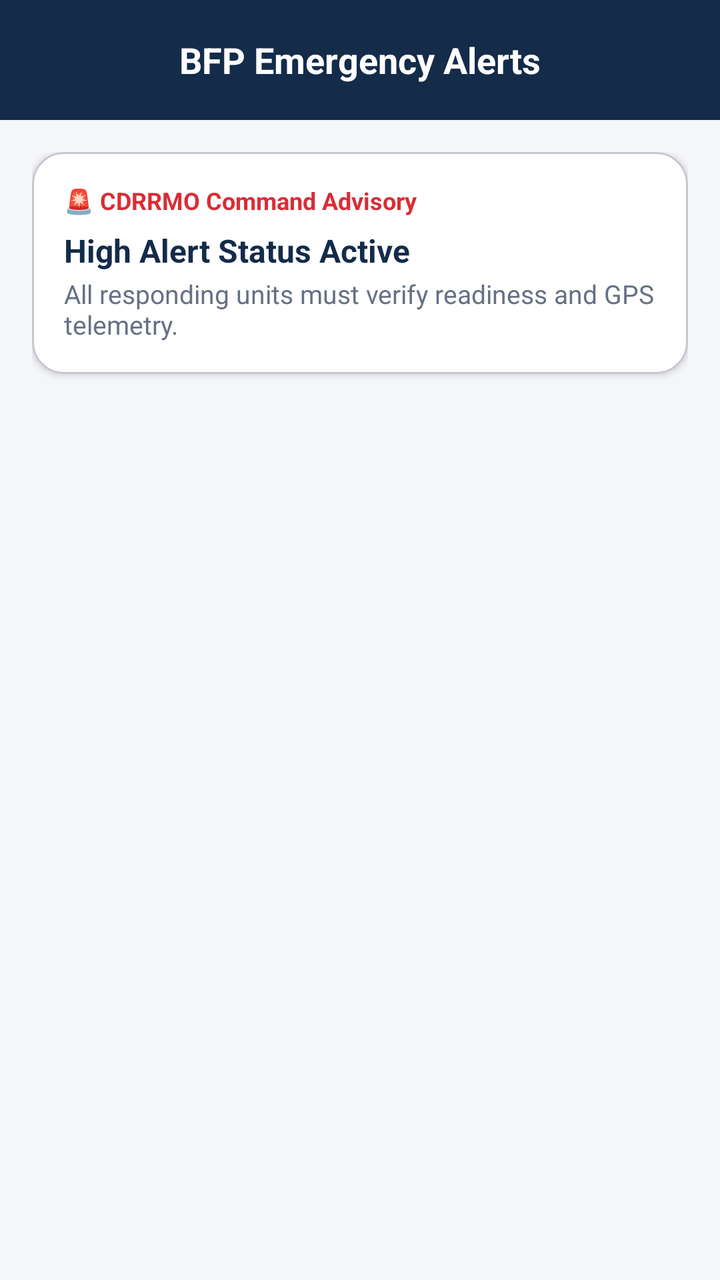
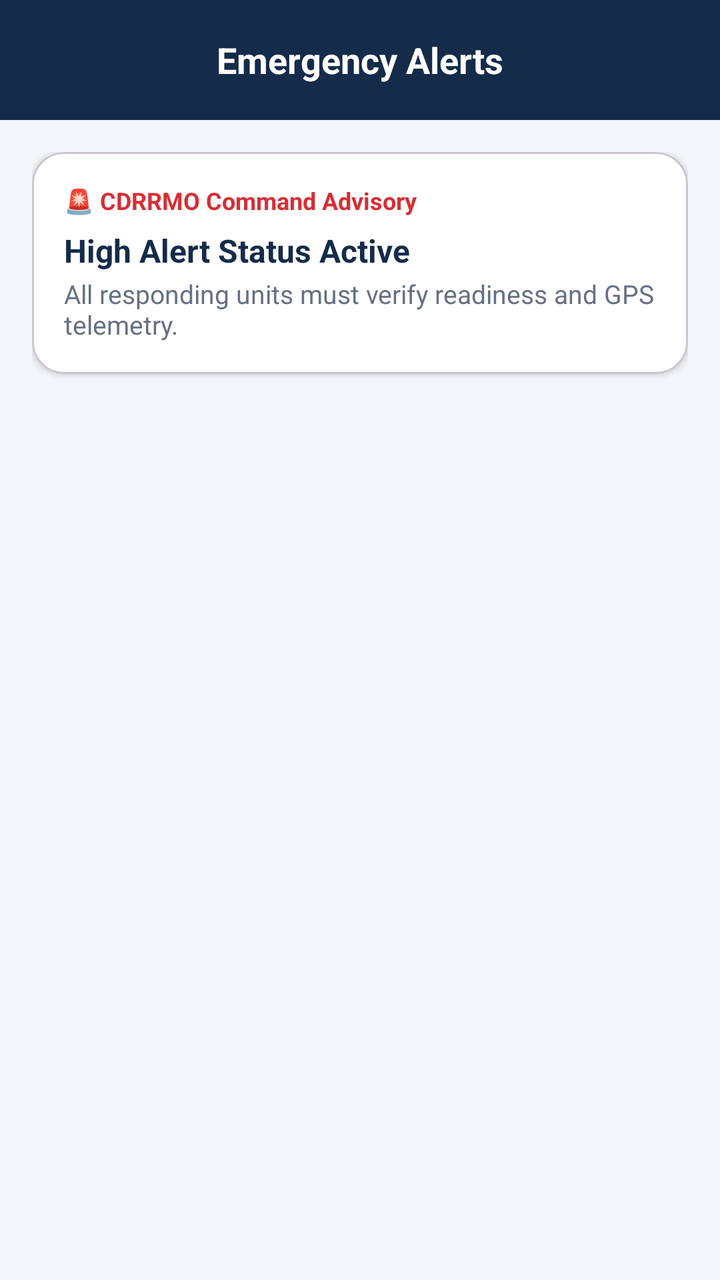

An Android layout rendered at two revisions. The XML below is the earlier revision; the diff shows what the commit changed to produce the second picture.
<!-- AndroidManifest.xml: application theme Theme.ACCIDENTREPORTANDMONITORINGSYSTEM -->
<!-- res/layout/fragment_responder_alerts.xml -->
<?xml version="1.0" encoding="utf-8"?>
<LinearLayout xmlns:android="http://schemas.android.com/apk/res/android"
    xmlns:app="http://schemas.android.com/apk/res-auto"
    android:layout_width="match_parent"
    android:layout_height="match_parent"
    android:background="@color/arms_background"
    android:orientation="vertical">

    
    <RelativeLayout
        android:layout_width="match_parent"
        android:layout_height="60dp"
        android:background="@color/arms_navy"
        android:paddingHorizontal="16dp"
        app:elevation="2dp">

        <TextView
            android:layout_width="wrap_content"
            android:layout_height="wrap_content"
            android:layout_centerInParent="true"
            android:text="BFP Emergency Alerts"
            android:textColor="@color/arms_white"
            android:textSize="18sp"
            android:textStyle="bold" />
    </RelativeLayout>

    <ScrollView
        android:layout_width="match_parent"
        android:layout_height="match_parent"
        android:clipToPadding="false"
        android:fillViewport="true"
        android:padding="16dp">

        <LinearLayout
            android:layout_width="match_parent"
            android:layout_height="wrap_content"
            android:orientation="vertical">

            <com.google.android.material.card.MaterialCardView
                android:layout_width="match_parent"
                android:layout_height="wrap_content"
                android:layout_marginBottom="12dp"
                app:cardBackgroundColor="@color/arms_card_bg"
                app:cardCornerRadius="16dp"
                app:cardElevation="2dp">

                <LinearLayout
                    android:layout_width="match_parent"
                    android:layout_height="wrap_content"
                    android:orientation="vertical"
                    android:padding="16dp">

                    <TextView
                        android:layout_width="wrap_content"
                        android:layout_height="wrap_content"
                        android:text="🚨 CDRRMO Command Advisory"
                        android:textColor="@color/arms_red"
                        android:textSize="12sp"
                        android:textStyle="bold" />

                    <TextView
                        android:layout_width="wrap_content"
                        android:layout_height="wrap_content"
                        android:layout_marginTop="6dp"
                        android:text="High Alert Status Active"
                        android:textColor="@color/arms_navy"
                        android:textSize="16sp"
                        android:textStyle="bold" />

                    <TextView
                        android:layout_width="wrap_content"
                        android:layout_height="wrap_content"
                        android:layout_marginTop="2dp"
                        android:text="All responding units must verify readiness and GPS telemetry."
                        android:textColor="@color/arms_secondary_text"
                        android:textSize="13sp" />
                </LinearLayout>
            </com.google.android.material.card.MaterialCardView>

        </LinearLayout>
    </ScrollView>
</LinearLayout>
<!-- resources referenced by this layout -->
<resources>
  <color name="arms_background">#F4F6F9</color>
  <color name="arms_card_bg">#FFFFFF</color>
  <color name="arms_navy">#142B4A</color>
  <color name="arms_red">#D92D35</color>
  <color name="arms_secondary_text">#667085</color>
  <color name="arms_white">#FFFFFF</color>
  <style name="Theme.ACCIDENTREPORTANDMONITORINGSYSTEM" parent="Base.Theme.ACCIDENTREPORTANDMONITORINGSYSTEM" />
  <style name="Base.Theme.ACCIDENTREPORTANDMONITORINGSYSTEM" parent="Theme.Material3.Light.NoActionBar">
          <item name="colorPrimary">@color/arms_navy</item>
          <item name="colorSecondary">@color/arms_red</item>
          <item name="android:windowBackground">@color/arms_background</item>
      </style>
</resources>

<!-- the commit's change to res/layout/fragment_responder_alerts.xml (unified diff, before → after) -->
@@ -15,10 +15,11 @@
         app:elevation="2dp">
 
         <TextView
+            android:id="@+id/tvResponderAlertsTitle"
             android:layout_width="wrap_content"
             android:layout_height="wrap_content"
             android:layout_centerInParent="true"
-            android:text="BFP Emergency Alerts"
+            android:text="Emergency Alerts"
             android:textColor="@color/arms_white"
             android:textSize="18sp"
             android:textStyle="bold" />
@@ -32,6 +33,7 @@
         android:padding="16dp">
 
         <LinearLayout
+            android:id="@+id/containerResponderAlertsList"
             android:layout_width="match_parent"
             android:layout_height="wrap_content"
             android:orientation="vertical">
